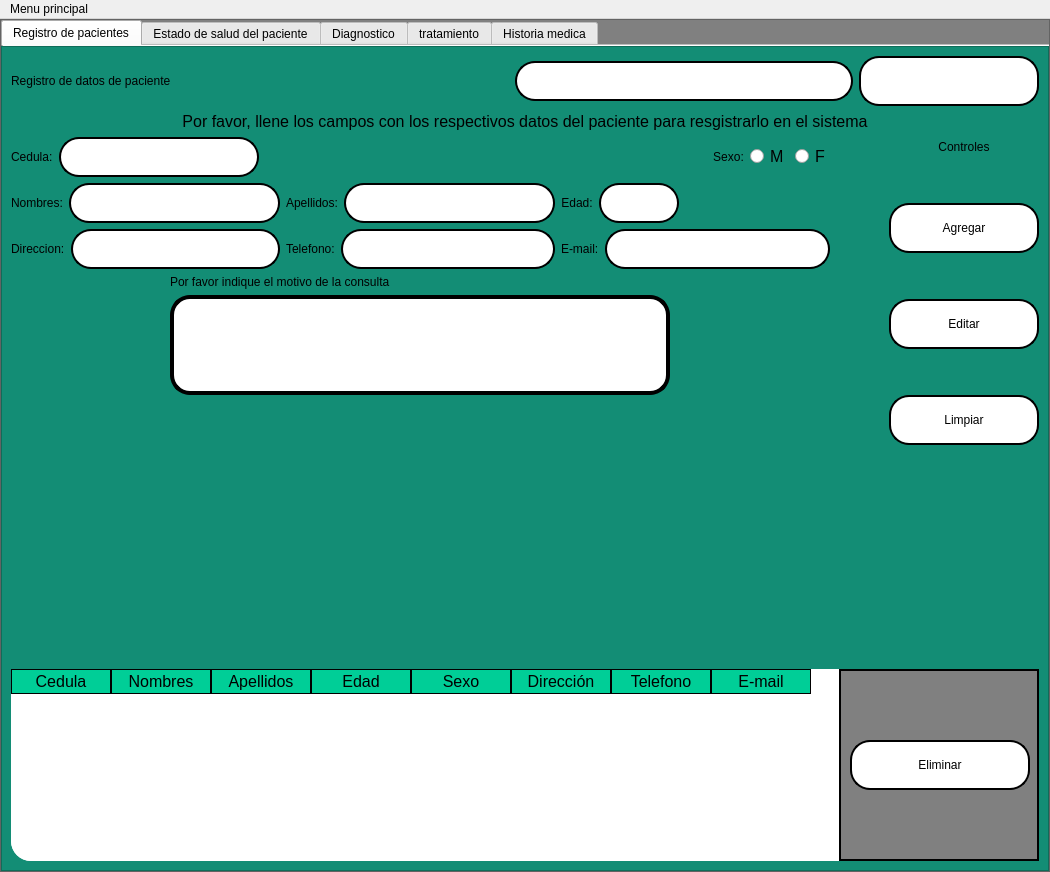
Before: the Qt Designer form interfaces/History.ui in Reinaldito04/App-Consultas-y-Historias-Medicas, drawn with Qt 5.
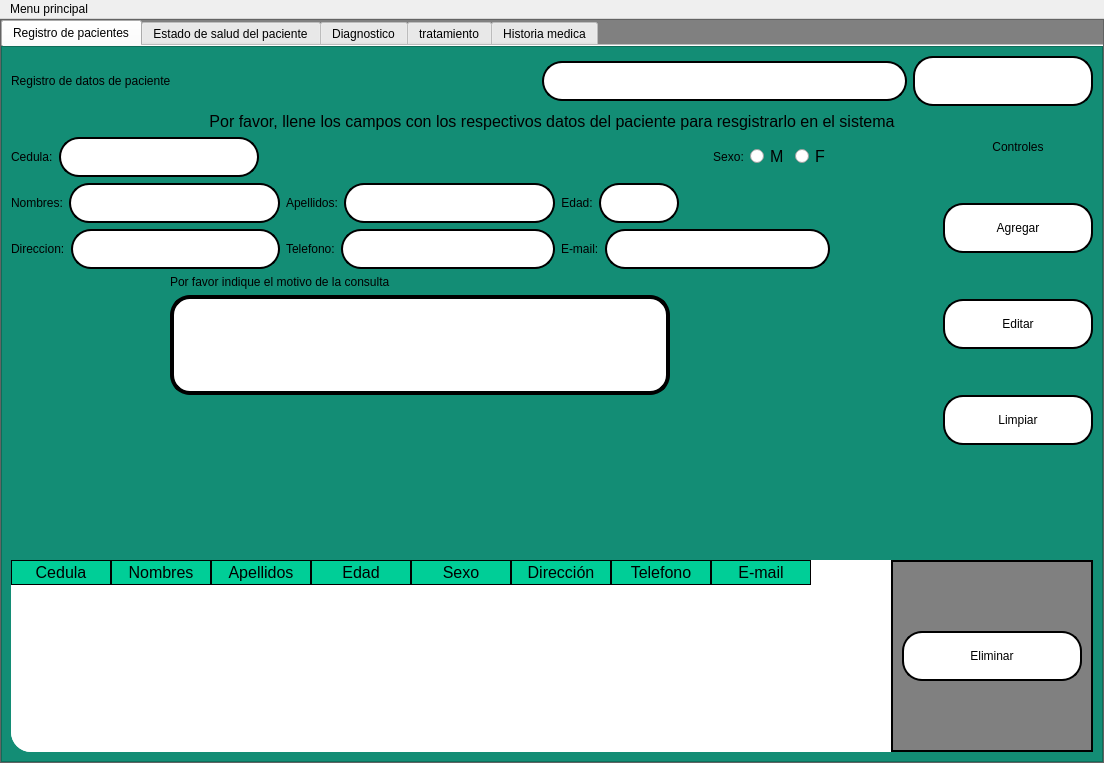
After: the same form once the commit is applied. The open tabs and pages were chosen to show the change. Icons and pictures are not drawn.

Commit message: pantalla completa del menu principal, falta ajustar pantallas en resto de interfaces

Patch:
```diff
--- a/interfaces/History.ui
+++ b/interfaces/History.ui
@@ -6,22 +6,10 @@
    <rect>
     <x>0</x>
     <y>0</y>
-    <width>1050</width>
-    <height>872</height>
+    <width>1104</width>
+    <height>763</height>
    </rect>
   </property>
-  <property name="minimumSize">
-   <size>
-    <width>1050</width>
-    <height>0</height>
-   </size>
-  </property>
-  <property name="maximumSize">
-   <size>
-    <width>1200</width>
-    <height>16777215</height>
-   </size>
-  </property>
   <property name="windowTitle">
    <string>MainWindow</string>
   </property>
@@ -3256,11 +3244,11 @@
     <rect>
      <x>0</x>
      <y>0</y>
-     <width>1050</width>
+     <width>1104</width>
      <height>21</height>
     </rect>
    </property>
-   <widget class="QMenu" name="menuMenu_pincipal">
+   <widget class="QMenu" name="menuVolver_al_menu_principal">
     <property name="title">
      <string>Menu principal</string>
     </property>
@@ -3269,7 +3257,7 @@
     <addaction name="actionImportar_Placas"/>
     <addaction name="actionSalir"/>
    </widget>
-   <addaction name="menuMenu_pincipal"/>
+   <addaction name="menuVolver_al_menu_principal"/>
   </widget>
   <action name="actionAgendar_citas">
    <property name="text">
```
Left out of the diff: 14 changed lines with no effect on the pictures. The commit also changes 2 other files.
